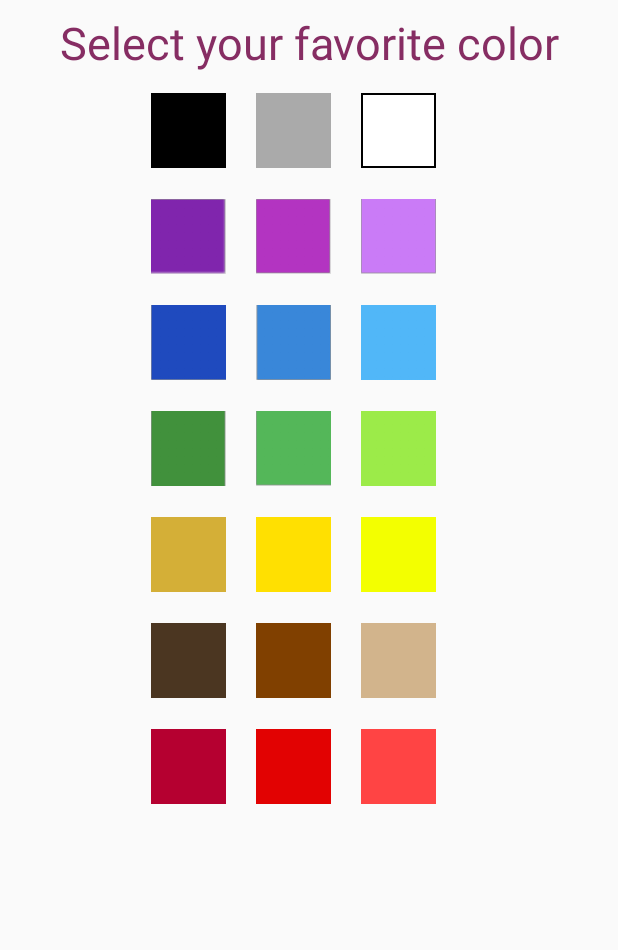
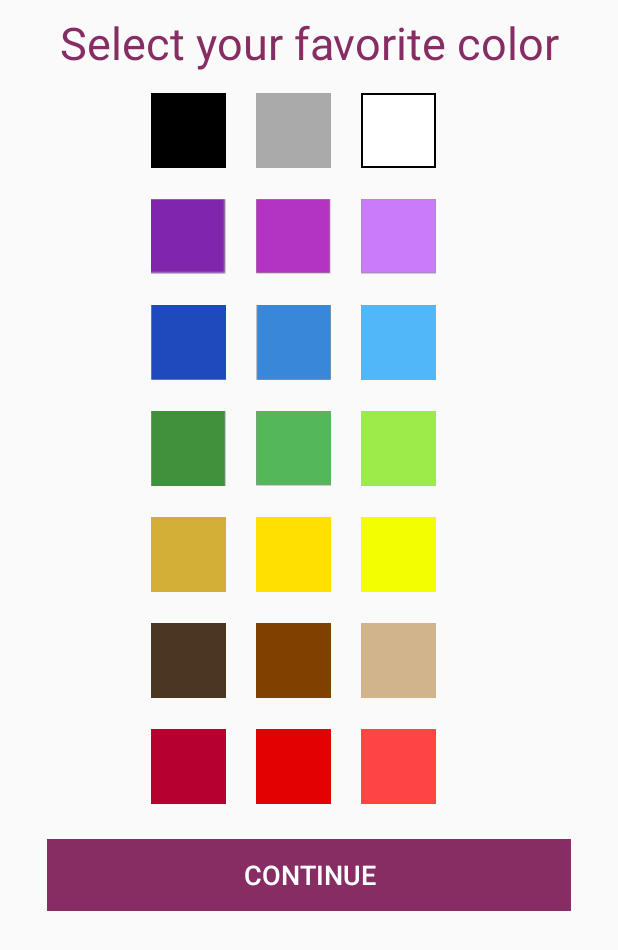
Before and after one commit to rueschan/ProyectoMoviles, an Android app: the PreferencesAct screen opened directly, with no data from a screen before it, on a phone screen of 412 x 824 dp. Shown: the top 950 px of the screen. Run offline under Robolectric (Android 15) with nearby library versions, the phone set to English and light mode, and no system bars.

Commit message:
PREFERIDOS FRAGMENT

```diff
--- a/app/src/main/java/mx/itesm/rueschan/moviles/SugeridosFragment.java
+++ b/app/src/main/java/mx/itesm/rueschan/moviles/SugeridosFragment.java
@@ -415,7 +415,7 @@ public class SugeridosFragment extends Fragment {
 
             for (int j = 0; j < coats.size() ; j++) {
                 if(verificarCombinacionesContraste(top.get(i).getColor(), coats.get(j).getColor()))
-                    combinacionesCoats.add(coats.get(i));
+                    combinacionesCoats.add(coats.get(j));
             }
 
                     /*Log.i(top.get(i).getColor(),"Shoes" + combinacionesShoes.toString() + "\nBottom" + combinacionesBottom.toString( ) +
--- a/app/src/main/res/layout/activity_preferences.xml
+++ b/app/src/main/res/layout/activity_preferences.xml
@@ -316,6 +316,29 @@
 
             </TableLayout>
 
+            <LinearLayout
+                android:layout_width="match_parent"
+                android:layout_height="wrap_content"
+                android:orientation="vertical">
+
+                <Button
+                    android:id="@+id/button2"
+                    android:layout_width="match_parent"
+                    android:layout_height="wrap_content"
+                    android:layout_marginBottom="8dp"
+                    android:layout_marginTop="8dp"
+                    android:layout_weight="0"
+                    android:background="@color/colorAccent"
+                    android:onClick="changeMain"
+                    android:text="@string/str_continue"
+                    android:textColor="@color/cardview_light_background"
+                    android:textSize="18sp"
+                    app:layout_constraintBottom_toBottomOf="parent"
+                    app:layout_constraintEnd_toEndOf="parent"
+                    app:layout_constraintHorizontal_bias="0.498"
+                    app:layout_constraintStart_toStartOf="parent" />
+            </LinearLayout>
+
         </LinearLayout>
 
     </ScrollView>
```
